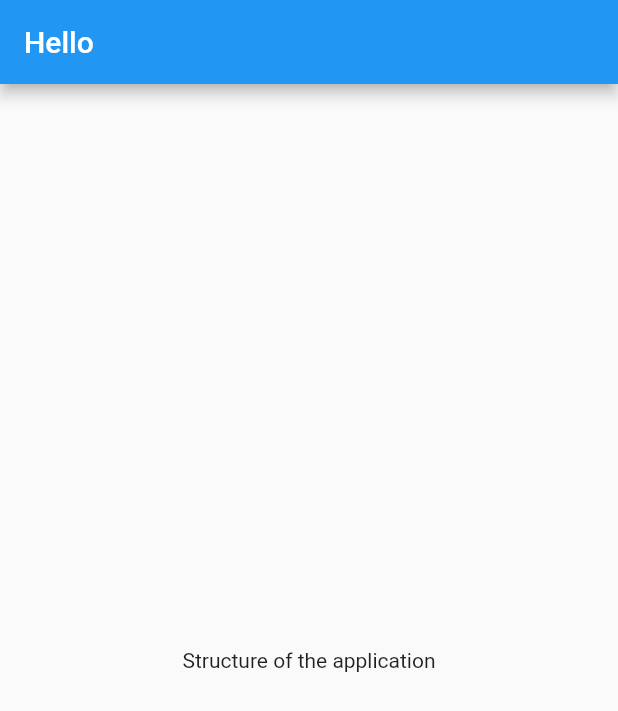
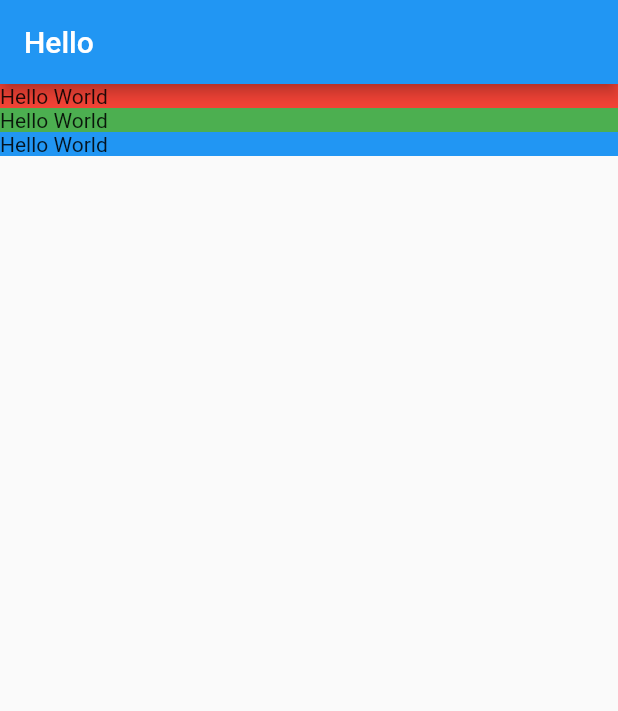
Before and after one commit to paradigm-lab/FlutterTourism, a Flutter app: the screen it shows after launch, on a phone screen of 412 x 824 dp. Shown: the top 711 px of the screen. Run offline on Flutter 3.47's test engine with Material 2 defaults, Android fonts, the phone set to English and light mode, and no system bars.

Commit message:
Creating the container and within the container we have got the decoration which takes the BoxDecoration and use the mainAxisAlignment and crossAxisAlignment

```diff
--- a/lib/screens/location_detail/location_detail.dart
+++ b/lib/screens/location_detail/location_detail.dart
@@ -8,8 +8,33 @@ class LocationDetail extends StatelessWidget {
       appBar: AppBar(
         title: const Text("Hello"),
       ),
-      body: const Center(
-        child: Text("Structure of the application"),
+      body: Column(
+        mainAxisAlignment: MainAxisAlignment.start,
+        crossAxisAlignment: CrossAxisAlignment.stretch,
+        children: [
+
+          Container(
+            decoration: const BoxDecoration(
+              color: Colors.red,
+            ),
+            child: const Text("Hello World"),
+          ),
+
+          Container(
+            decoration: const BoxDecoration(
+              color: Colors.green,
+            ),
+            child: const Text("Hello World"),
+          ),
+
+          Container(
+            decoration: const BoxDecoration(
+              color: Colors.blue,
+            ),
+            child: const Text("Hello World"),
+          ),
+
+        ],
       ),
     );
   }
```
